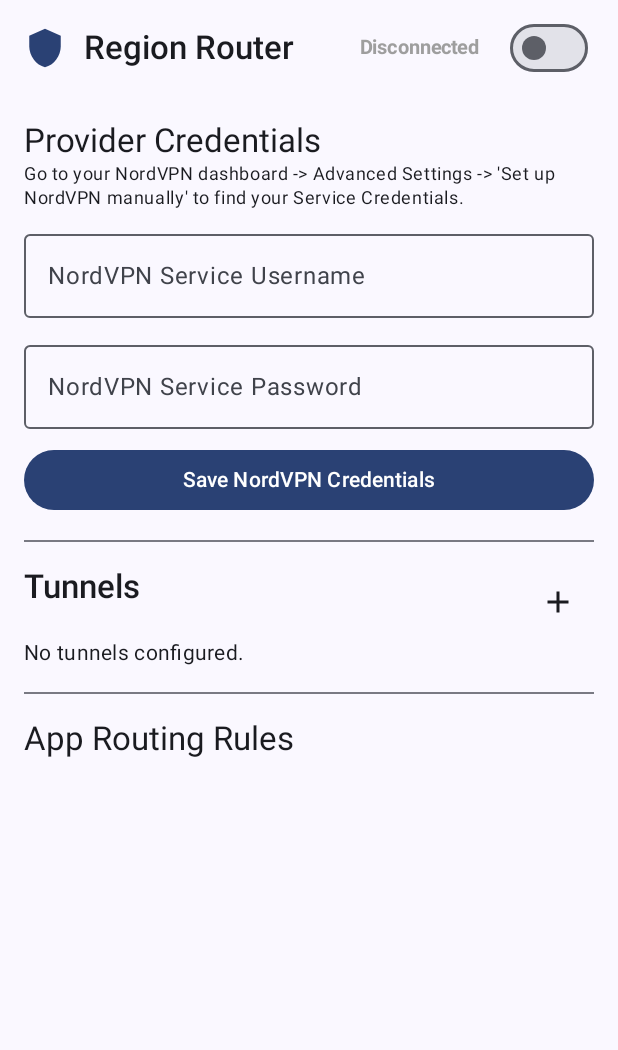
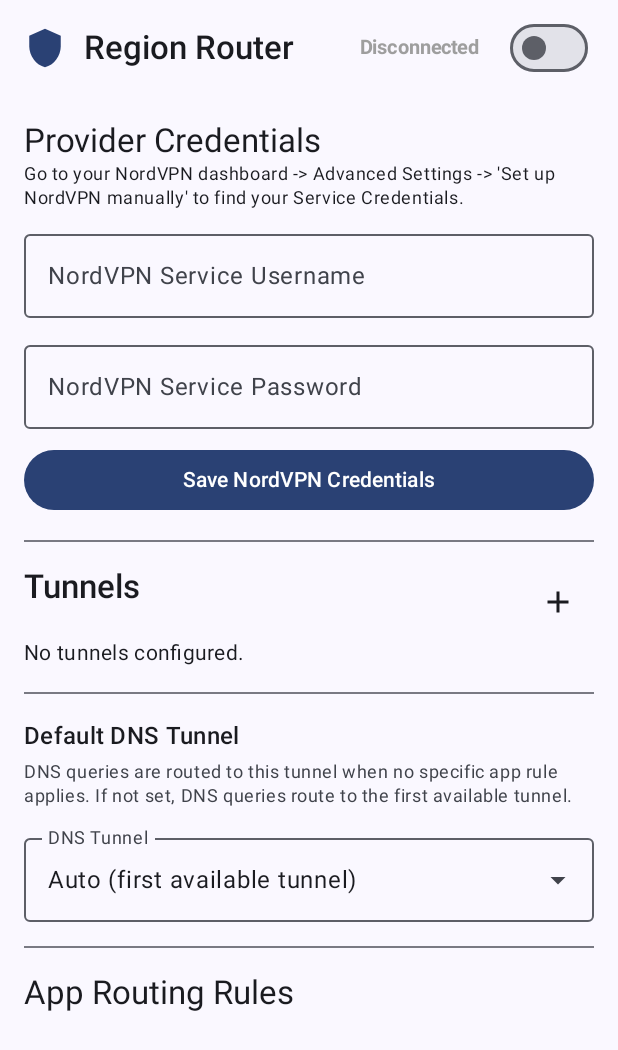
Before and after one commit to thepont/nexus-multi-vpn, an Android app built with Jetpack Compose: the screen it shows after launch (MainActivity), on a phone screen of 412 x 824 dp. Shown: the top 1050 px of the screen. Run offline under Robolectric (Android 15) with nearby library versions, the phone set to English and light mode, and no system bars; our stand-ins replace Dagger/Hilt's generated code, Room's generated code; 2 statements that could not run were skipped.

Commit message:
Add DNS tunnel preference UI and comprehensive tests
Co-authored-by: thepont <2901992+thepont@users.noreply.github.com>

```diff
--- a/app/src/main/java/com/multiregionvpn/ui/settings/SettingsScreen.kt
+++ b/app/src/main/java/com/multiregionvpn/ui/settings/SettingsScreen.kt
@@ -41,6 +41,7 @@ import android.net.VpnService
 import androidx.activity.compose.rememberLauncherForActivityResult
 import androidx.activity.result.contract.ActivityResultContracts
 import com.multiregionvpn.ui.settings.composables.AppRuleSection
+import com.multiregionvpn.ui.settings.composables.DnsTunnelPreference
 import com.multiregionvpn.ui.settings.composables.ProviderCredentialsSection
 import com.multiregionvpn.ui.settings.composables.VpnConfigSection
 import com.multiregionvpn.core.VpnError
@@ -144,7 +145,16 @@ fun SettingsScreen(
 
             Divider(modifier = Modifier.padding(vertical = 16.dp))
 
-            // Section 3: App Routing Rules
+            // Section 3: DNS Tunnel Preference
+            DnsTunnelPreference(
+                configs = uiState.vpnConfigs,
+                selectedTunnelId = uiState.defaultDnsTunnelId,
+                onTunnelSelected = { tunnelId -> viewModel.setDefaultDnsTunnel(tunnelId) }
+            )
+
+            Divider(modifier = Modifier.padding(vertical = 16.dp))
+
+            // Section 4: App Routing Rules
             AppRuleSection(
                 installedApps = uiState.installedApps,
                 appRules = uiState.appRules,
--- /dev/null
+++ b/app/src/main/java/com/multiregionvpn/ui/settings/composables/DnsTunnelPreference.kt
@@ -0,0 +1,116 @@
+package com.multiregionvpn.ui.settings.composables
+
+import androidx.compose.foundation.layout.Column
+import androidx.compose.foundation.layout.Row
+import androidx.compose.foundation.layout.Spacer
+import androidx.compose.foundation.layout.fillMaxWidth
+import androidx.compose.foundation.layout.height
+import androidx.compose.foundation.layout.padding
+import androidx.compose.material3.DropdownMenuItem
+import androidx.compose.material3.ExperimentalMaterial3Api
+import androidx.compose.material3.ExposedDropdownMenuBox
+import androidx.compose.material3.ExposedDropdownMenuDefaults
+import androidx.compose.material3.MaterialTheme
+import androidx.compose.material3.OutlinedTextField
+import androidx.compose.material3.Text
+import androidx.compose.runtime.Composable
+import androidx.compose.runtime.getValue
+import androidx.compose.runtime.mutableStateOf
+import androidx.compose.runtime.remember
+import androidx.compose.runtime.setValue
+import androidx.compose.ui.Modifier
+import androidx.compose.ui.platform.testTag
+import androidx.compose.ui.text.font.FontWeight
+import androidx.compose.ui.unit.dp
+import com.multiregionvpn.data.database.VpnConfig
+
+@OptIn(ExperimentalMaterial3Api::class)
+@Composable
+fun DnsTunnelPreference(
+    configs: List<VpnConfig>,
+    selectedTunnelId: String?,
+    onTunnelSelected: (String?) -> Unit,
+    modifier: Modifier = Modifier
+) {
+    var expanded by remember { mutableStateOf(false) }
+
+    Column(modifier = modifier) {
+        Text(
+            "Default DNS Tunnel",
+            style = MaterialTheme.typography.titleMedium.copy(
+                fontWeight = FontWeight.SemiBold
+            )
+        )
+        Spacer(modifier = Modifier.height(4.dp))
+        Text(
+            "DNS queries are routed to this tunnel when no specific app rule applies. " +
+            "If not set, DNS queries route to the first available tunnel.",
+            style = MaterialTheme.typography.bodySmall,
+            color = MaterialTheme.colorScheme.onSurfaceVariant
+        )
+        Spacer(modifier = Modifier.height(12.dp))
+
+        ExposedDropdownMenuBox(
+            expanded = expanded,
+            onExpandedChange = { expanded = !expanded },
+            modifier = Modifier.fillMaxWidth()
+        ) {
+            val selectedConfig = configs.find { it.id == selectedTunnelId }
+            val displayText = when {
+                selectedTunnelId == null -> "Auto (first available tunnel)"
+                selectedConfig != null -> selectedConfig.name
+                else -> "Unknown tunnel"
+            }
+
+            OutlinedTextField(
+                value = displayText,
+                onValueChange = {},
+                readOnly = true,
+                label = { Text("DNS Tunnel") },
+                trailingIcon = { ExposedDropdownMenuDefaults.TrailingIcon(expanded = expanded) },
+                colors = ExposedDropdownMenuDefaults.outlinedTextFieldColors(),
+                modifier = Modifier
+                    .fillMaxWidth()
+                    .menuAnchor()
+                    .testTag("dns_tunnel_dropdown")
+            )
+
+            ExposedDropdownMenu(
+                expanded = expanded,
+                onDismissRequest = { expanded = false }
+            ) {
+                // "Auto" option
+                DropdownMenuItem(
+                    text = { Text("Auto (first available tunnel)") },
+                    onClick = {
+                        onTunnelSelected(null)
+                        expanded = false
+                    },
+                    modifier = Modifier.testTag("dns_tunnel_option_auto")
+                )
+
+                // Individual tunnel options
+                configs.forEach { config ->
+                    val tunnelId = "${config.templateId}_${config.regionId}"
+                    DropdownMenuItem(
+                        text = {
+                            Column {
+                                Text(config.name)
+                                Text(
+                                    "${config.regionId} - ${config.serverHostname}",
+                                    style = MaterialTheme.typography.bodySmall,
+                                    color = MaterialTheme.colorScheme.onSurfaceVariant
+                                )
+                            }
+                        },
+                        onClick = {
+                            onTunnelSelected(tunnelId)
+                            expanded = false
+                        },
+                        modifier = Modifier.testTag("dns_tunnel_option_${config.id}")
+                    )
+                }
+            }
+        }
+    }
+}
```
Also changed, not shown: 1 other file.
